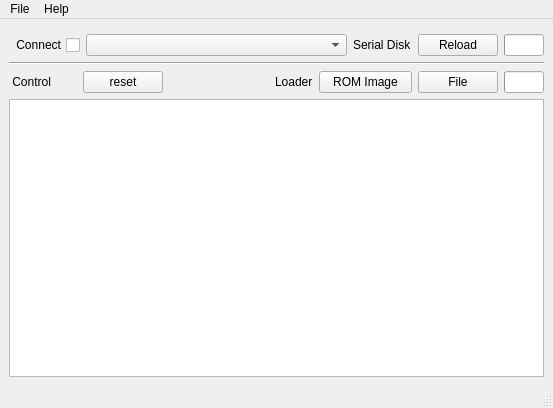
Before: the Qt Designer form qtloader/mainwindow.ui in michalin/ZX2022, drawn with Qt 5.
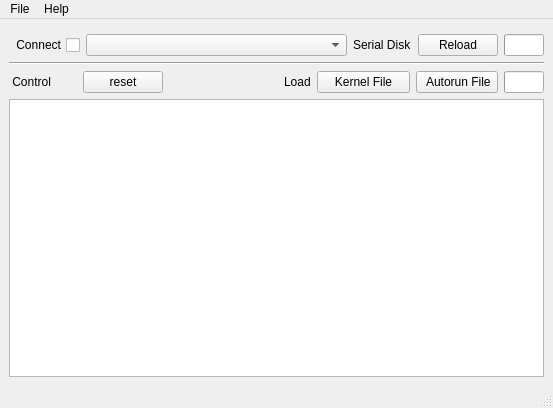
After: the same form once the commit is applied. Icons and pictures are not drawn.

The edit to the form file:
```diff
--- a/qtloader/mainwindow.ui
+++ b/qtloader/mainwindow.ui
@@ -227,9 +227,12 @@
         <property name="orientation">
          <enum>Qt::Horizontal</enum>
         </property>
+        <property name="sizeType">
+         <enum>QSizePolicy::Expanding</enum>
+        </property>
         <property name="sizeHint" stdset="0">
          <size>
-          <width>40</width>
+          <width>30</width>
           <height>20</height>
          </size>
         </property>
@@ -246,7 +249,7 @@
            </sizepolicy>
           </property>
           <property name="text">
-           <string>Loader</string>
+           <string>Load</string>
           </property>
           <property name="alignment">
            <set>Qt::AlignLeading|Qt::AlignLeft|Qt::AlignVCenter</set>
@@ -277,7 +280,7 @@
            <string>Upload ROM image</string>
           </property>
           <property name="text">
-           <string>ROM Image</string>
+           <string>Kernel File</string>
           </property>
          </widget>
         </item>
@@ -290,7 +293,7 @@
            <string>Upload Autostart excecutable</string>
           </property>
           <property name="text">
-           <string>File</string>
+           <string>  Autorun File </string>
           </property>
          </widget>
         </item>
```
Left out of the diff: 4 changed lines with no effect on the pictures.
